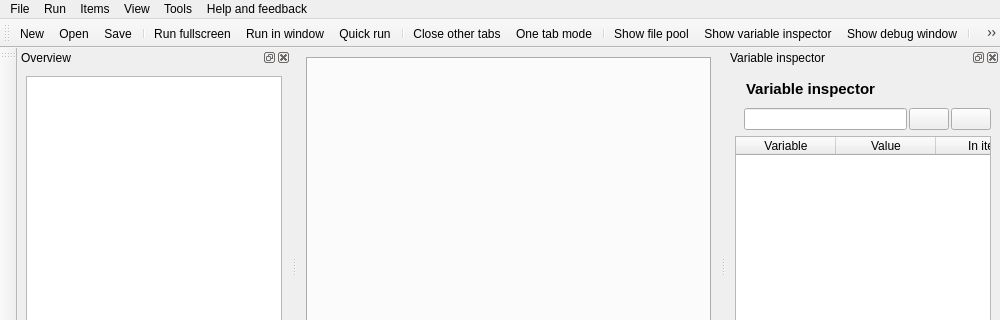
First picture: the form in resources/ui/opensesame.ui, repository open-cogsci/OpenSesame, before the edit; both pictures show x 0 to 1000 and y 0 to 320 of the 1000 by 773 pixel window.
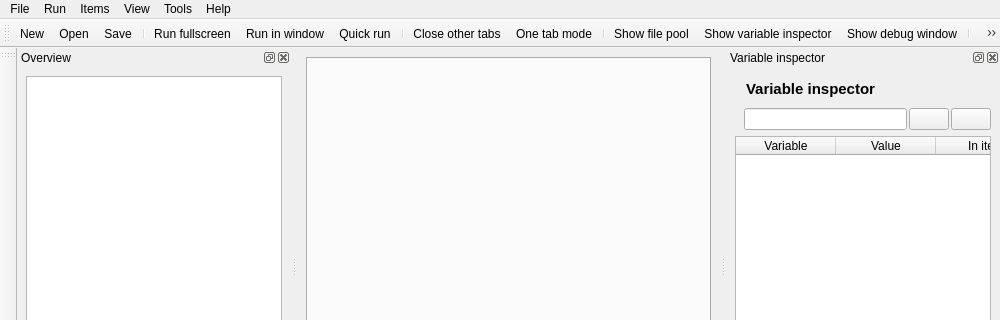
Second picture: the form after the edit. Icons and pictures are not drawn. Custom widgets are drawn as their Qt base class.

Commit message: Rename "Help and feedback" to "Help"

What changed in the file:
```diff
--- a/resources/ui/opensesame.ui
+++ b/resources/ui/opensesame.ui
@@ -52,7 +52,7 @@
      <x>0</x>
      <y>0</y>
      <width>1000</width>
-     <height>23</height>
+     <height>22</height>
     </rect>
    </property>
    <widget class="QMenu" name="menu_file">
@@ -120,7 +120,7 @@
    </widget>
    <widget class="QMenu" name="menu_help">
     <property name="title">
-     <string>Help and feedback</string>
+     <string>Help</string>
     </property>
     <addaction name="action_online_documentation"/>
     <addaction name="action_help"/>
```
The commit also changes 1 other file.
